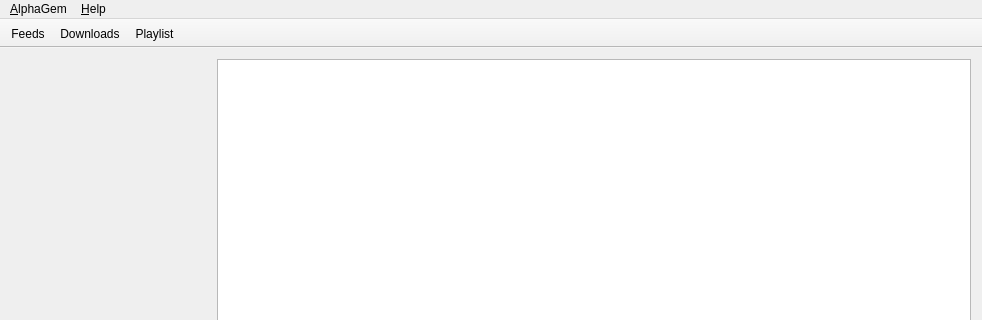
Qt form podcatcher/Resources/ui/windows/MainWindow.ui (lostrootpass/alphagem) before a commit; both pictures show x 0 to 982 and y 0 to 320 of the 982 by 732 pixel window.
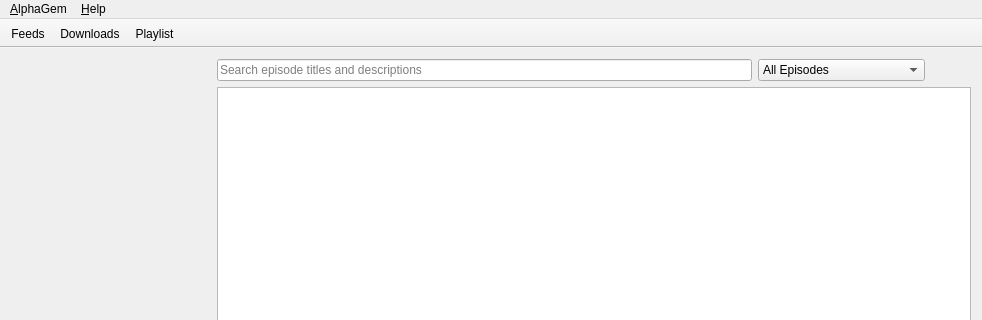
The same form after that commit. The open tabs and pages were chosen to show the change. Icons and pictures are not drawn. Custom widgets are drawn as their Qt base class.

Commit message: Add ability to filter episodes by new/downloaded status or search term

Diff of the .ui file:
```diff
--- a/podcatcher/Resources/ui/windows/MainWindow.ui
+++ b/podcatcher/Resources/ui/windows/MainWindow.ui
@@ -92,6 +92,64 @@
           </widget>
           <widget class="QWidget" name="episodeListLayout">
            <layout class="QVBoxLayout" name="verticalLayout_3">
+            <item>
+             <layout class="QHBoxLayout" name="topbarWidget">
+              <item>
+               <widget class="QLineEdit" name="searchbar">
+                <property name="placeholderText">
+                 <string>Search episode titles and descriptions</string>
+                </property>
+               </widget>
+              </item>
+              <item>
+               <widget class="QComboBox" name="filterDropdown">
+                <item>
+                 <property name="text">
+                  <string>All Episodes</string>
+                 </property>
+                </item>
+                <item>
+                 <property name="text">
+                  <string>New Only</string>
+                 </property>
+                </item>
+                <item>
+                 <property name="text">
+                  <string>Downloaded Only</string>
+                 </property>
+                </item>
+                <item>
+                 <property name="text">
+                  <string>New &amp; Downloaded Only</string>
+                 </property>
+                </item>
+               </widget>
+              </item>
+              <item>
+               <widget class="QPushButton" name="clearFilterButton">
+                <property name="toolTip">
+                 <string>Clear filters</string>
+                </property>
+                <property name="text">
+                 <string/>
+                </property>
+                <property name="icon">
+                 <iconset theme="kt-remove-filters">
+                  <normaloff>.</normaloff>.</iconset>
+                </property>
+                <property name="iconSize">
+                 <size>
+                  <width>16</width>
+                  <height>16</height>
+                 </size>
+                </property>
+                <property name="flat">
+                 <bool>true</bool>
+                </property>
+               </widget>
+              </item>
+             </layout>
+            </item>
             <item>
              <widget class="QListView" name="episodeListView">
               <property name="enabled">
```
Left out of the diff: 2 changed lines with no effect on the pictures. The commit also changes 13 other files.
